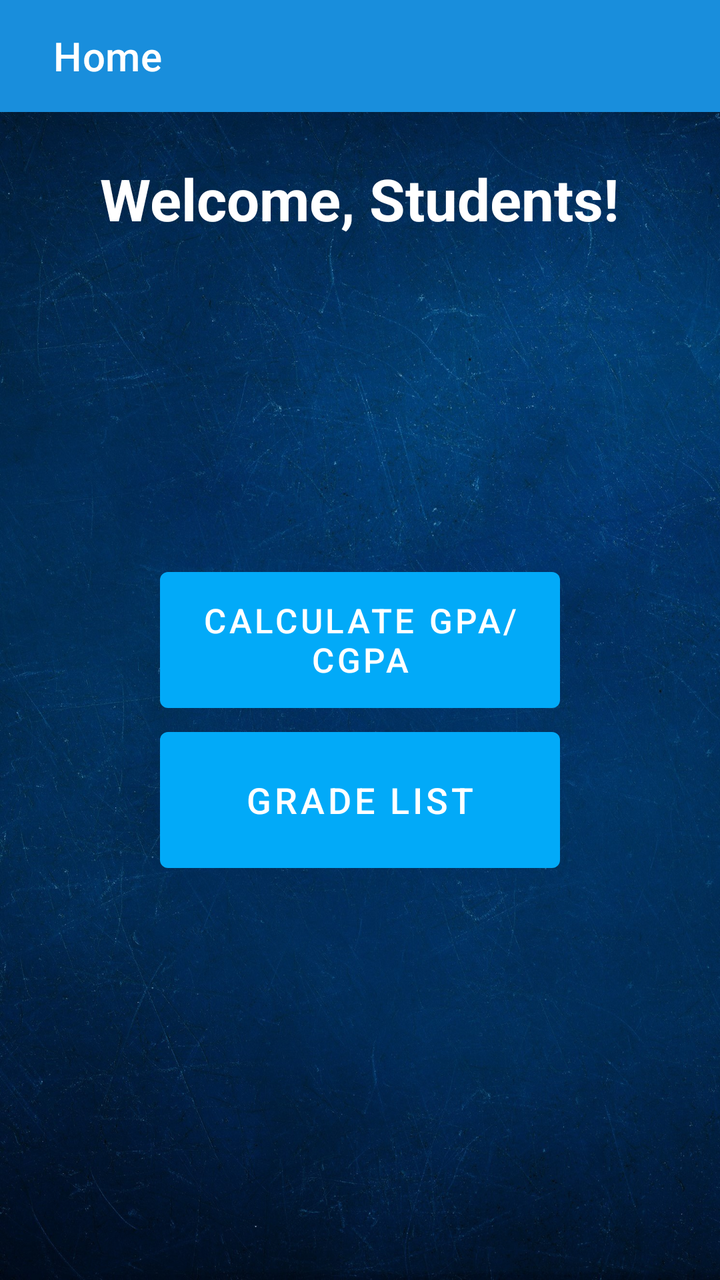
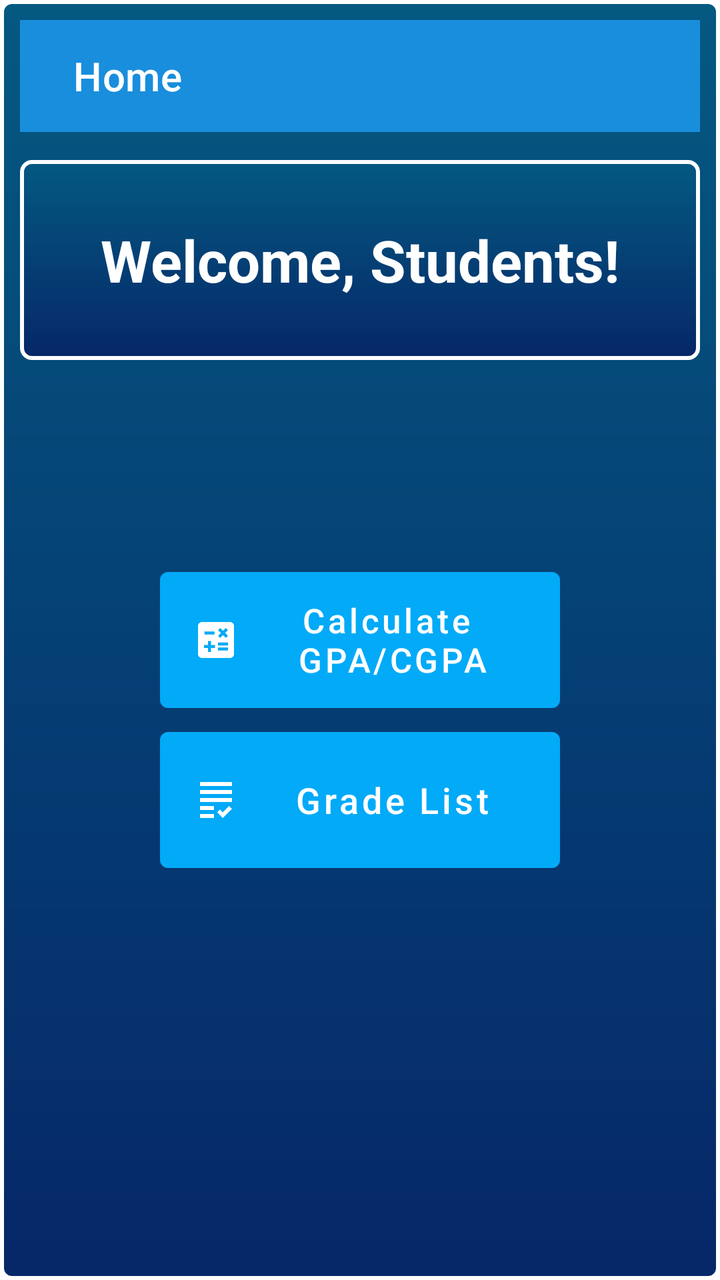

Before-and-after screenshots of an Android layout around one commit, followed by the original layout XML and the change that was made.
<!-- AndroidManifest.xml: activity theme HomeScreenAppBar -->
<!-- res/layout/activity_home.xml -->
<?xml version="1.0" encoding="utf-8"?>
<androidx.drawerlayout.widget.DrawerLayout
    xmlns:android="http://schemas.android.com/apk/res/android"
    xmlns:app="http://schemas.android.com/apk/res-auto"
    android:id="@+id/drawerLayout"
    android:layout_height="match_parent"
    android:layout_width="match_parent"
    xmlns:tools="http://schemas.android.com/tools"
    android:fitsSystemWindows="true"
    tools:openDrawer="start"
    tools:context=".HomeActivity">

    <RelativeLayout
        android:layout_width="match_parent"
        android:layout_height="match_parent"
        android:background="@drawable/app_wallpaper">

        <com.google.android.material.appbar.AppBarLayout
            android:layout_width="match_parent"
            android:layout_height="wrap_content">

            <androidx.appcompat.widget.Toolbar
                android:layout_width="match_parent"
                android:layout_height="wrap_content"
                android:id="@+id/toolbar"
                app:title="  Home"
                app:titleTextColor="@color/white"
                android:background="#198EDC"/>

        </com.google.android.material.appbar.AppBarLayout>

        
        <TextView
            android:id="@+id/welcome_textview"
            android:layout_width="wrap_content"
            android:layout_height="wrap_content"
            android:layout_centerHorizontal="true"
            android:layout_marginTop="80dp"
            android:text="Welcome, Students!"
            android:textColor="@color/white"
            android:textSize="29sp"
            android:textStyle="bold" />

        
        <Button
            android:id="@+id/gpa_button"
            android:layout_width="200dp"
            android:layout_height="80dp"
            android:layout_centerInParent="true"
            android:text="Calculate GPA/CGPA"
            android:textSize="17sp" />

        
        <Button
            android:id="@+id/grade_list_button"
            android:layout_width="200dp"
            android:layout_height="80dp"
            android:text="Grade List"
            android:textSize="18sp"
            android:layout_below="@+id/gpa_button"
            android:layout_centerHorizontal="true"/>

    </RelativeLayout >

    <com.google.android.material.navigation.NavigationView
        android:id="@+id/navView"
        android:layout_width="wrap_content"
        android:layout_height="match_parent"
        android:fitsSystemWindows="true"
        android:layout_gravity="start"
        app:headerLayout="@layout/header_layout"
        app:menu="@menu/activity_main_drawer"
        />

</androidx.drawerlayout.widget.DrawerLayout>
<!-- res/layout/header_layout.xml (included above) -->
<?xml version="1.0" encoding="utf-8"?>
<LinearLayout
    xmlns:android="http://schemas.android.com/apk/res/android"
    android:layout_width="match_parent"
    android:layout_height="225dp"
    android:padding="14sp"
    android:gravity="bottom"
    android:background="@drawable/header_background"
    android:orientation="vertical">

    <ImageView
        android:layout_width="90dp"
        android:layout_height="90dp"
        android:padding="9dp"
        android:background="@drawable/circular_image"
        android:contentDescription="Header Image"
        android:src="@drawable/my_app_logo"/>

    <TextView
        android:layout_width="wrap_content"
        android:layout_height="wrap_content"
        android:layout_gravity="bottom"
        android:text="University of Sialkot"
        android:textColor="@color/white"
        android:textStyle="bold"
        android:textSize="20sp"/>

    <TextView
        android:layout_width="wrap_content"
        android:layout_height="wrap_content"
        android:layout_gravity="bottom"
        android:text="GPA CGPA Calculator"
        android:textColor="@color/white"
        android:textStyle="bold"
        android:textSize="16sp"/>


</LinearLayout>
<!-- resources referenced by this layout -->
<resources>
  <color name="white">#FFFFFFFF</color>
  <!-- drawable app_wallpaper: jpg bitmap (drawable, 713344 bytes) -->
  <!-- drawable circular_image (drawable) -->
  <shape xmlns:android="http://schemas.android.com/apk/res/android"
      android:shape="oval">
      <solid android:color="#FFFFFF" />
  </shape>
  <!-- drawable header_background: jpg bitmap (drawable, 38093 bytes) -->
  <!-- drawable my_app_logo: png bitmap (drawable-v24, 102768 bytes) -->
  <style name="HomeScreenAppBar" parent="Theme.MaterialComponents.DayNight.NoActionBar">
          <item name="colorPrimary">#02AAF8</item>
          <item name="colorPrimaryVariant">@color/grey</item>
          <item name="colorOnPrimary">@color/white</item>
          
          <item name="colorSecondary">#000000</item>
          <item name="colorSecondaryVariant">#000000</item>
          <item name="colorOnSecondary">@color/black</item>
          
          <item name="android:statusBarColor" tools:targetApi="l">#81B1C1</item>
      </style>
  <color name="grey">#CDCDCD</color>
  <color name="black">#FF000000</color>
</resources>

<!-- the commit's change to res/layout/activity_home.xml (unified diff, before → after) -->
@@ -13,7 +13,7 @@
     <RelativeLayout
         android:layout_width="match_parent"
         android:layout_height="match_parent"
-        android:background="@drawable/app_wallpaper">
+        android:background="@drawable/main_text_background">
 
         <com.google.android.material.appbar.AppBarLayout
             android:layout_width="match_parent"
@@ -30,16 +30,22 @@
         </com.google.android.material.appbar.AppBarLayout>
 
         
-        <TextView
-            android:id="@+id/welcome_textview"
-            android:layout_width="wrap_content"
-            android:layout_height="wrap_content"
-            android:layout_centerHorizontal="true"
-            android:layout_marginTop="80dp"
-            android:text="Welcome, Students!"
-            android:textColor="@color/white"
-            android:textSize="29sp"
-            android:textStyle="bold" />
+        <LinearLayout
+            android:layout_width="match_parent"
+            android:layout_height="100dp"
+            android:layout_marginTop="70dp"
+            android:background="@drawable/main_text_background"
+            android:orientation="vertical">
+
+            <TextView
+                android:layout_width="match_parent"
+                android:layout_height="match_parent"
+                android:gravity="center"
+                android:text="Welcome, Students!"
+                android:textColor="@color/white"
+                android:textSize="29sp"
+                android:textStyle="bold" />
+        </LinearLayout>
 
         
         <Button
@@ -47,7 +53,10 @@
             android:layout_width="200dp"
             android:layout_height="80dp"
             android:layout_centerInParent="true"
-            android:text="Calculate GPA/CGPA"
+            android:textAllCaps="false"
+            android:drawableLeft="@drawable/ic_baseline_calculate_24"
+            android:drawableTint="@android:color/white"
+            android:text="Calculate \nGPA/CGPA"
             android:textSize="17sp" />
 
         
@@ -55,10 +64,13 @@
             android:id="@+id/grade_list_button"
             android:layout_width="200dp"
             android:layout_height="80dp"
+            android:layout_below="@+id/gpa_button"
+            android:layout_centerHorizontal="true"
+            android:drawableLeft="@drawable/ic_baseline_grading_24"
+            android:drawableTint="@android:color/white"
             android:text="Grade List"
-            android:textSize="18sp"
-            android:layout_below="@+id/gpa_button"
-            android:layout_centerHorizontal="true"/>
+            android:textAllCaps="false"
+            android:textSize="18sp" />
 
     </RelativeLayout >
 
@@ -85,8 +97,8 @@
     android:orientation="vertical">
 
     <ImageView
-        android:layout_width="90dp"
-        android:layout_height="90dp"
+        android:layout_width="85dp"
+        android:layout_height="85dp"
         android:padding="9dp"
         android:background="@drawable/circular_image"
         android:contentDescription="Header Image"
<!-- resource entries referenced after the edit -->
@@ -1,13 +1,41 @@
 <!-- resources referenced by this layout -->
 <resources>
   <color name="white">#FFFFFFFF</color>
-  <!-- drawable app_wallpaper: jpg bitmap (drawable, 713344 bytes) -->
   <!-- drawable circular_image (drawable) -->
   <shape xmlns:android="http://schemas.android.com/apk/res/android"
       android:shape="oval">
       <solid android:color="#FFFFFF" />
   </shape>
   <!-- drawable header_background: jpg bitmap (drawable, 38093 bytes) -->
+  <!-- drawable ic_baseline_calculate_24 (drawable) -->
+  <vector android:height="24dp" android:tint="#2D2D2D"
+      android:viewportHeight="24" android:viewportWidth="24"
+      android:width="24dp" xmlns:android="http://schemas.android.com/apk/res/android">
+      <path android:fillColor="@android:color/white" android:pathData="M19,3H5C3.9,3 3,3.9 3,5v14c0,1.1 0.9,2 2,2h14c1.1,0 2,-0.9 2,-2V5C21,3.9 20.1,3 19,3zM13.03,7.06L14.09,6l1.41,1.41L16.91,6l1.06,1.06l-1.41,1.41l1.41,1.41l-1.06,1.06L15.5,9.54l-1.41,1.41l-1.06,-1.06l1.41,-1.41L13.03,7.06zM6.25,7.72h5v1.5h-5V7.72zM11.5,16h-2v2H8v-2H6v-1.5h2v-2h1.5v2h2V16zM18,17.25h-5v-1.5h5V17.25zM18,14.75h-5v-1.5h5V14.75z"/>
+  </vector>
+  <!-- drawable ic_baseline_grading_24 (drawable) -->
+  <vector android:height="24dp" android:tint="#2D2D2D"
+      android:viewportHeight="24" android:viewportWidth="24"
+      android:width="24dp" xmlns:android="http://schemas.android.com/apk/res/android">
+      <path android:fillColor="@android:color/white" android:pathData="M4,7h16v2H4V7zM4,13h16v-2H4V13zM4,17h7v-2H4V17zM4,21h7v-2H4V21zM15.41,18.17L14,16.75l-1.41,1.41L15.41,21L20,16.42L18.58,15L15.41,18.17zM4,3v2h16V3H4z"/>
+  </vector>
+  <!-- drawable main_text_background (drawable) -->
+  <shape xmlns:android="http://schemas.android.com/apk/res/android"
+      android:shape="rectangle">
+      <gradient
+          android:endColor="#045981"
+          android:startColor="#062768"
+          android:angle="90" />
+      <padding
+          android:left="10dp"
+          android:top="10dp"
+          android:right="10dp"
+          android:bottom="10dp" />
+      <corners android:radius="5dp" />
+      <stroke
+          android:width="2dp"
+          android:color="#FFFFFF" />
+  </shape>
   <!-- drawable my_app_logo: png bitmap (drawable-v24, 102768 bytes) -->
   <style name="HomeScreenAppBar" parent="Theme.MaterialComponents.DayNight.NoActionBar">
           <item name="colorPrimary">#02AAF8</item>
